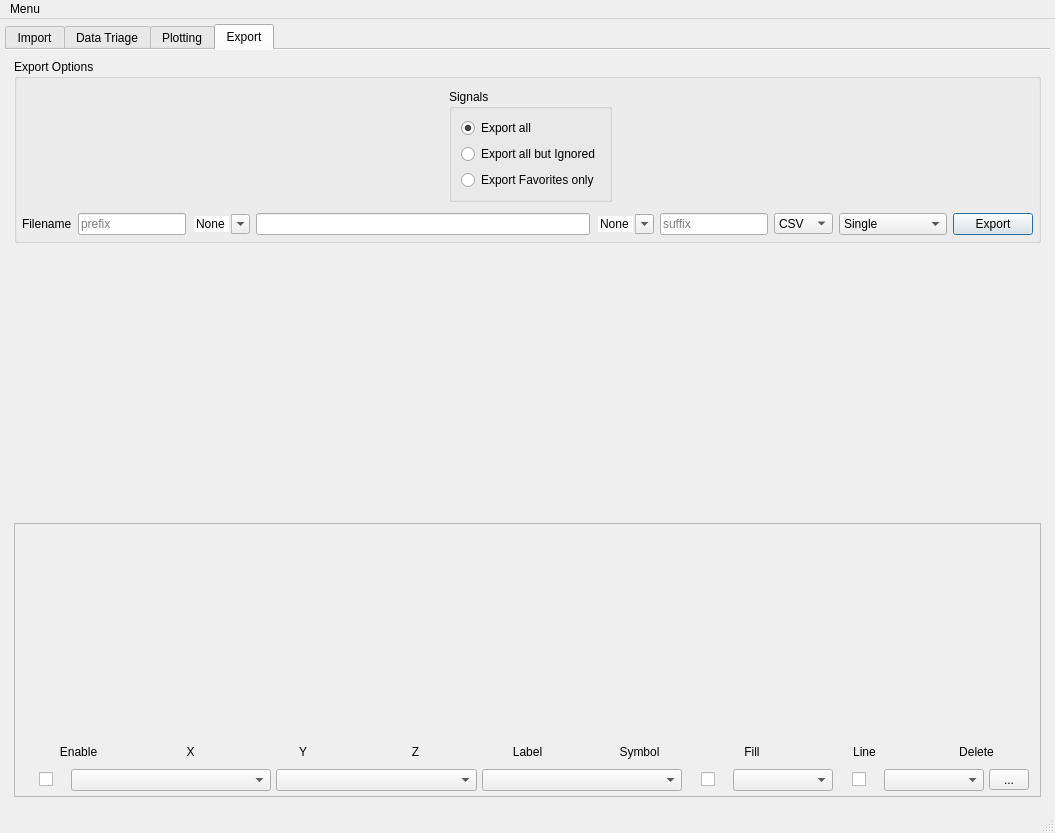
First picture: the form in colliderscope.ui, repository kevinanewman/colliderscope2024, before the edit.
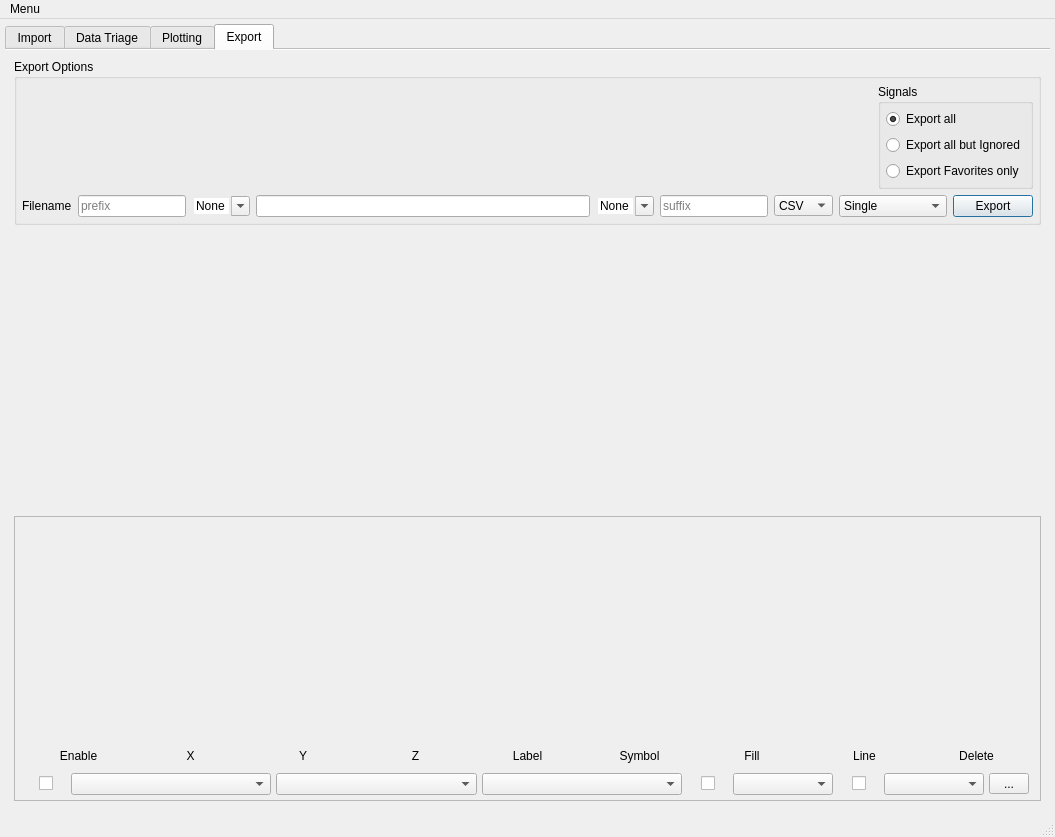
Second picture: the form after the edit. The open tabs and pages were chosen to show the change. Icons and pictures are not drawn. Custom widgets are drawn as their Qt base class.

Commit message: export layout tweaks

The edit to the form file:
```diff
--- a/colliderscope.ui
+++ b/colliderscope.ui
@@ -7,7 +7,7 @@
     <x>0</x>
     <y>0</y>
     <width>1055</width>
-    <height>833</height>
+    <height>837</height>
    </rect>
   </property>
   <property name="windowTitle">
@@ -2204,17 +2204,20 @@
            </property>
            <item>
             <layout class="QHBoxLayout" name="horizontalLayout_11">
+             <property name="spacing">
+              <number>5</number>
+             </property>
              <property name="leftMargin">
-              <number>5</number>
+              <number>0</number>
              </property>
              <property name="topMargin">
-              <number>5</number>
+              <number>0</number>
              </property>
              <property name="rightMargin">
-              <number>5</number>
+              <number>0</number>
              </property>
              <property name="bottomMargin">
-              <number>5</number>
+              <number>0</number>
              </property>
              <item>
               <widget class="QWidget" name="nanhandler_widget" native="true">
@@ -2226,6 +2229,19 @@
                </property>
               </widget>
              </item>
+             <item>
+              <spacer name="horizontalSpacer_7">
+               <property name="orientation">
+                <enum>Qt::Horizontal</enum>
+               </property>
+               <property name="sizeHint" stdset="0">
+                <size>
+                 <width>40</width>
+                 <height>20</height>
+                </size>
+               </property>
+              </spacer>
+             </item>
              <item>
               <widget class="QGroupBox" name="export_signal_buttons_layout">
                <property name="title">
@@ -2238,6 +2254,18 @@
                 <property name="sizeConstraint">
                  <enum>QLayout::SetFixedSize</enum>
                 </property>
+                <property name="leftMargin">
+                 <number>5</number>
+                </property>
+                <property name="topMargin">
+                 <number>5</number>
+                </property>
+                <property name="rightMargin">
+                 <number>5</number>
+                </property>
+                <property name="bottomMargin">
+                 <number>5</number>
+                </property>
                 <item>
                  <widget class="QRadioButton" name="export_all_radioButton">
                   <property name="maximumSize">
@@ -2292,19 +2320,6 @@
                </layout>
               </widget>
              </item>
-             <item>
-              <spacer name="horizontalSpacer_7">
-               <property name="orientation">
-                <enum>Qt::Horizontal</enum>
-               </property>
-               <property name="sizeHint" stdset="0">
-                <size>
-                 <width>40</width>
-                 <height>20</height>
-                </size>
-               </property>
-              </spacer>
-             </item>
             </layout>
            </item>
            <item>
@@ -2525,7 +2540,7 @@
              <x>0</x>
              <y>0</y>
              <width>1019</width>
-             <height>265</height>
+             <height>276</height>
             </rect>
            </property>
            <layout class="QVBoxLayout" name="verticalLayout_14">
```
Left out of the diff: 6 changed lines with no effect on the pictures. The commit also changes 1 other file.
